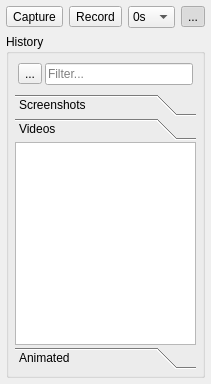
Old version of the form capture/ui/dialog.ui in the repository swillisart/Relic.
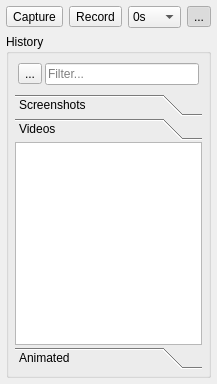
New version of the form. The open tabs and pages were chosen to show the change. Icons and pictures are not drawn.

Diff of the .ui file:
```diff
--- a/capture/ui/dialog.ui
+++ b/capture/ui/dialog.ui
@@ -6,7 +6,7 @@
    <rect>
     <x>0</x>
     <y>0</y>
-    <width>211</width>
+    <width>217</width>
     <height>384</height>
    </rect>
   </property>
@@ -331,8 +331,8 @@
           <rect>
            <x>0</x>
            <y>0</y>
-           <width>185</width>
-           <height>174</height>
+           <width>191</width>
+           <height>168</height>
           </rect>
          </property>
          <attribute name="icon">
```
Left out of the diff: 28 changed lines with no effect on the pictures.
